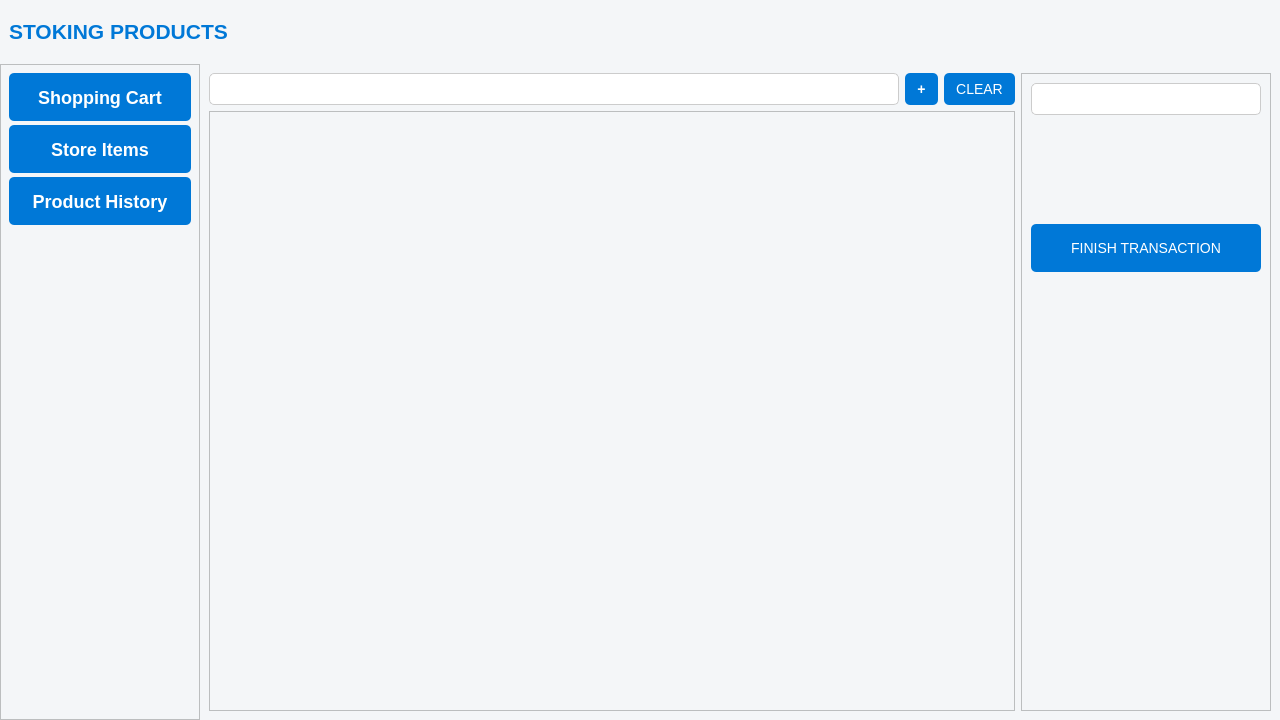
Old version of the form stoking_p.ui in the repository Meliani-Mehdi/simple_qt_sorting_app.
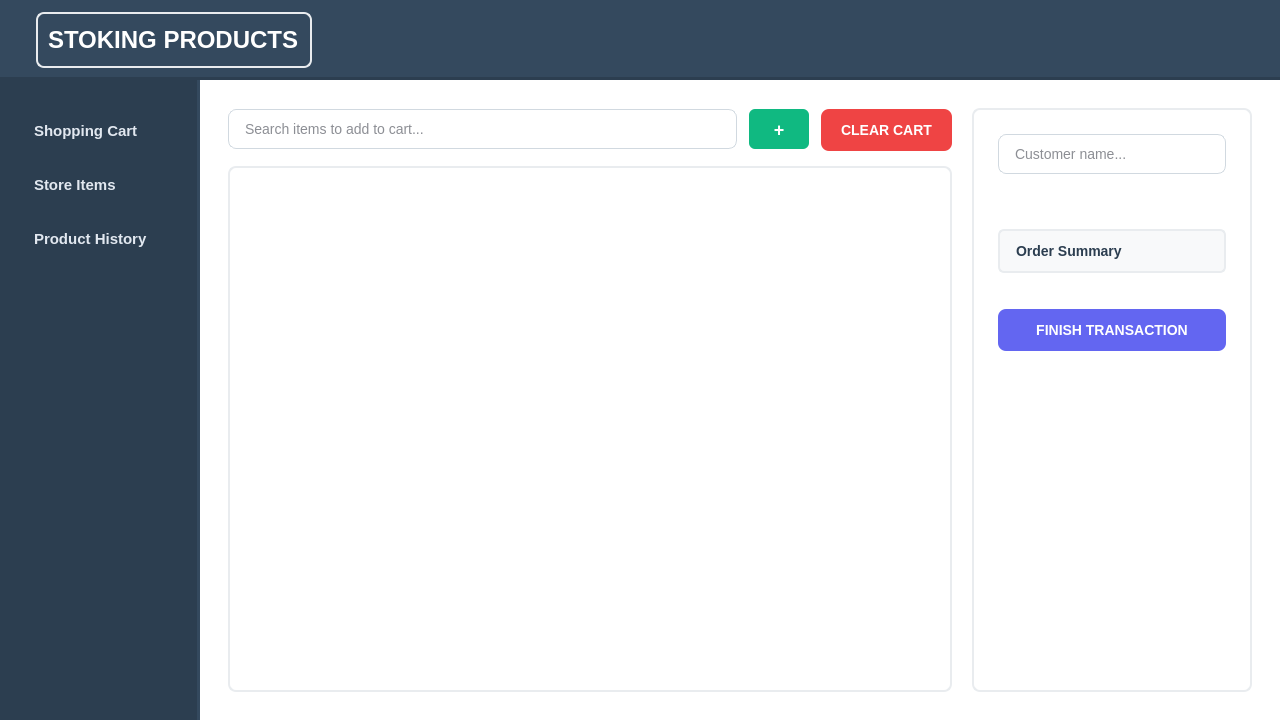
New version of the form. The open tabs and pages were chosen to show the change.

Commit message: better design.

What changed in the file:
```diff
--- a/stoking_p.ui
+++ b/stoking_p.ui
@@ -22,24 +22,33 @@
   <property name="styleSheet">
    <string notr="true">/* GENERAL */
 QWidget {
-    background-color: #f4f6f8;
-    font-family: &quot;Segoe UI&quot;, &quot;Arial&quot;;
+    background-color: #ffffff;
+    font-family: &quot;Segoe UI&quot;, &quot;Arial&quot;, sans-serif;
     font-size: 14px;
-    color: #333;
+    color: #1a1d29;
+}
+
+QMainWindow {
+    background-color: #f4f6f9;
 }
 
 /* LABELS */
 QLabel {
-    color: #222;
+    color: #1a1d29;
     font-weight: 500;
+    background: transparent;
 }
 
 /* LINE EDITS */
 QLineEdit {
-    border: 1px solid #ccc;
-    border-radius: 5px;
-    padding: 6px 8px;
-    background-color: #fff;
+    border: 1px solid #d1d9e0;
+    border-radius: 8px;
+    padding: 10px 14px;
+    background-color: #ffffff;
+    font-size: 14px;
+    color: #1a1d29;
+    selection-background-color: #6366f1;
+    selection-color: white;
 }
 QLineEdit:focus {
     border: 1px solid #0078d7;
@@ -47,11 +56,14 @@
 
 /* BUTTONS */
 QPushButton {
-    background-color: #0078d7;
+    background-color: #6366f1;
     color: white;
-    padding: 6px 12px;
+    padding: 12px 20px;
     border: none;
-    border-radius: 5px;
+    border-radius: 8px;
+    font-weight: 600;
+    font-size: 14px;
+    min-height: 18px;
 }
 QPushButton:hover {
     background-color: #005fa3;
@@ -60,41 +72,235 @@
     background-color: #004f87;
 }
 
-/* TABLES */
-QTableWidget {
-    background-color: #ffffff;
-    border: 1px solid #ccc;
-    gridline-color: #ccc;
-    selection-background-color: #d0e7ff;
-    alternate-background-color: #f9f9f9;
-}
-QHeaderView::section {
-    background-color: #e8eaec;
-    padding: 6px;
-    border: 1px solid #dcdcdc;
+/* SPECIAL BUTTON STYLES */
+QPushButton#addCartItem {
+    background-color: #10b981;
+    font-size: 18px;
     font-weight: bold;
+    min-width: 40px;
+    max-width: 40px;
+    padding: 10px;
+    border-radius: 6px;
 }
 
-/* IMAGE PREVIEW LABEL (Assumes objectName = imageLabel) */
-QLabel#imageLabel {
-    border: 1px dashed #aaa;
-    background-color: #fff;
-    min-width: 100px;
-    min-height: 100px;
+QPushButton#clearCart {
+    background-color: #ef4444;
 }
 
-/* SCROLLBARS (optional for table scrolling) */
+/* TABLES - COMPLETELY REDESIGNED */
+QTableWidget, QTableView {
+    background-color: #ffffff;
+    border: 1px solid #e5e7eb;
+    border-radius: 12px;
+    gridline-color: #f3f4f6;
+    selection-background-color: #eef2ff;
+    alternate-background-color: #f9fafb;
+    font-size: 14px;
+    outline: none;
+    show-decoration-selected: 1;
+}
+
+QTableWidget::item, QTableView::item {
+    border: none;
+    padding: 12px 8px;
+    border-bottom: 1px solid #f3f4f6;
+}
+
+QTableWidget::item:selected, QTableView::item:selected {
+    background-color: #eef2ff;
+    color: #1e40af;
+}
+
+QTableWidget::item:hover, QTableView::item:hover {
+    background-color: #f8fafc;
+}
+
+QHeaderView {
+    background-color: transparent;
+}
+
+QHeaderView::section {
+    background-color: #f8fafc;
+    padding: 12px;
+    border: none;
+    border-bottom: 2px solid #e5e7eb;
+    border-right: 1px solid #f3f4f6;
+    font-weight: 700;
+    color: #374151;
+    font-size: 15px;
+    text-transform: uppercase;
+    letter-spacing: 0.6px;
+    line-height: 20px; /* match or exceed font-size */
+}
+
+QHeaderView::section:first {
+    border-left: none;
+    border-top-left-radius: 12px;
+}
+
+QHeaderView::section:last {
+    border-right: none;
+    border-top-right-radius: 12px;
+}
+
+QHeaderView::section:hover {
+    background-color: #f1f5f9;
+}
+
+/* Table Corner Button */
+QTableWidget QTableCornerButton::section, QTableView QTableCornerButton::section {
+    background-color: #f8fafc;
+    border: none;
+    border-bottom: 2px solid #e5e7eb;
+    border-right: 1px solid #f3f4f6;
+    border-top-left-radius: 12px;
+}
+
+/* FRAMES */
+QFrame {
+    border: 2px solid #e9ecef;
+    border-radius: 8px;
+    background-color: #ffffff;
+    padding: 4px;
+}
+
+/* SCROLL AREAS */
+QScrollArea {
+    border: 2px solid #e9ecef;
+    background-color: #ffffff;
+}
+
+QScrollArea QWidget {
+    background-color: transparent;
+}
+
+/* SCROLLBARS */
 QScrollBar:vertical, QScrollBar:horizontal {
-    background: #e0e0e0;
+    background: #ecf0f1;
     border: none;
     width: 10px;
+    border-radius: 5px;
 }
 QScrollBar::handle:vertical, QScrollBar::handle:horizontal {
-    background: #aaa;
+    background: #bdc3c7;
     border-radius: 5px;
+    min-height: 20px;
 }
 QScrollBar::handle:hover {
-    background: #888;
+    background: #95a5a6;
+}
+QScrollBar::add-line, QScrollBar::sub-line {
+    border: none;
+    background: none;
+}
+
+/* SPINBOX */
+QSpinBox {
+    border: 2px solid #e9ecef;
+    border-radius: 6px;
+    padding: 8px 12px;
+    background-color: #ffffff;
+    font-size: 14px;
+    color: #2c3e50;
+}
+QSpinBox:focus {
+    border: 2px solid #3498db;
+}
+QSpinBox::up-button, QSpinBox::down-button {
+    border: none;
+    background: #ecf0f1;
+    width: 18px;
+    border-radius: 3px;
+}
+QSpinBox::up-button:hover, QSpinBox::down-button:hover {
+    background: #d5dbdb;
+}
+
+/* STACKED WIDGET */
+QStackedWidget {
+    background: transparent;
+    border: none;
+}
+
+/* SPECIFIC STYLING */
+QWidget#widget {
+    background-color: #34495e;
+    border-bottom: 3px solid #2c3e50;
+}
+
+QLabel#title_p {
+    color: #ffffff !important;
+    font-size: 22px !important;
+    font-weight: 700 !important;
+    background: transparent;
+}
+
+QScrollArea#windowButtonsHolder {
+    background-color: #2c3e50;
+    border: none;
+	border-radius: 0px;
+    border-right: 3px solid #34495e;
+}
+
+QScrollArea#windowButtonsHolder QPushButton {
+    background: transparent;
+    color: #ecf0f1;
+    border: none;
+    border-radius: 8px;
+    text-align: left;
+    padding: 12px 16px;
+    margin: 2px;
+    font-size: 14px !important;
+    font-weight: 500 !important;
+}
+
+QScrollArea#windowButtonsHolder QPushButton:hover {
+    background-color: #34495e;
+    color: #ffffff;
+}
+
+QScrollArea#windowButtonsHolder QPushButton:pressed {
+    background-color: #5d6d7e;
+}
+
+QLabel#IncertMode_lb {
+    font-size: 16px;
+    font-weight: 700;
+    color: #2c3e50;
+    background-color: #ecf0f1;
+    padding: 12px;
+    border-radius: 6px;
+    border: 2px solid #bdc3c7;
+}
+
+QLabel#summaryLabel {
+    font-size: 14px;
+    font-weight: 500;
+    color: #2c3e50;
+    background-color: #f8f9fa;
+    padding: 12px;
+    border-radius: 6px;
+    border: 2px solid #e9ecef;
+}
+
+QLabel#label {
+    font-size: 16px !important;
+    font-weight: 600 !important;
+    color: #2c3e50 !important;
+    background: transparent !important;
+}
+
+QFrame#income_btns {
+    background-color: #f8f9fa;
+}
+
+QFrame#income_btns QPushButton {
+    background-color: #3498db;
+    margin: 2px 0;
+}
+
+QFrame#income_btns QPushButton:hover {
+    background-color: #2980b9;
 }
 </string>
   </property>
@@ -120,26 +326,39 @@
       <property name="minimumSize">
        <size>
         <width>0</width>
-        <height>64</height>
+        <height>80</height>
        </size>
       </property>
       <property name="maximumSize">
        <size>
         <width>16777215</width>
-        <height>64</height>
+        <height>80</height>
        </size>
       </property>
       <layout class="QHBoxLayout" name="horizontalLayout_2">
+       <property name="leftMargin">
+        <number>24</number>
+       </property>
+       <property name="topMargin">
+        <number>0</number>
+       </property>
+       <property name="rightMargin">
+        <number>24</number>
+       </property>
+       <property name="bottomMargin">
+        <number>0</number>
+       </property>
        <item>
         <widget class="QLabel" name="title_p">
          <property name="focusPolicy">
           <enum>Qt::FocusPolicy::WheelFocus</enum>
          </property>
          <property name="styleSheet">
-          <string notr="true">font-size: 21px;
-font-weight: bold;
-color: #0078d7;
-</string>
+          <string notr="true">font-size: 24px;
+font-weight: 700;
+color: #ffffff;
+text-shadow: 0 2px 4px rgba(0, 0, 0, 0.1);
+margin: 12px;</string>
          </property>
          <property name="text">
           <string>STOKING PRODUCTS</string>
@@ -192,39 +411,39 @@
           <rect>
            <x>0</x>
            <y>0</y>
-           <width>198</width>
-           <height>652</height>
+           <width>186</width>
+           <height>624</height>
           </rect>
          </property>
          <property name="styleSheet">
           <string notr="true">QPushButton {
-font-size: 18px;
-font-weight: bold;
-color: #fff;
+font-size: 15px;
+font-weight: 600;
+color: #e2e8f0;
 }</string>
          </property>
          <layout class="QVBoxLayout" name="verticalLayout_2" stretch="0,0,0,1">
           <property name="spacing">
-           <number>4</number>
+           <number>8</number>
           </property>
           <property name="leftMargin">
-           <number>8</number>
+           <number>12</number>
           </property>
           <property name="topMargin">
-           <number>8</number>
+           <number>24</number>
           </property>
           <property name="rightMargin">
-           <number>8</number>
+           <number>12</number>
           </property>
           <property name="bottomMargin">
-           <number>8</number>
+           <number>24</number>
           </property>
           <item>
            <widget class="QPushButton" name="ShoppingCart">
             <property name="minimumSize">
              <size>
               <width>0</width>
-              <height>48</height>
+              <height>46</height>
              </size>
             </property>
             <property name="cursor">
@@ -240,7 +459,7 @@
             <property name="minimumSize">
              <size>
               <width>0</width>
-              <height>48</height>
+              <height>46</height>
              </size>
             </property>
             <property name="cursor">
@@ -256,7 +475,7 @@
             <property name="minimumSize">
              <size>
               <width>0</width>
-              <height>48</height>
+              <height>46</height>
              </size>
             </property>
             <property name="cursor">
@@ -291,38 +510,62 @@
         </property>
         <widget class="QWidget" name="shopingWindow">
          <layout class="QHBoxLayout" name="horizontalLayout_4">
+          <property name="spacing">
+           <number>20</number>
+          </property>
+          <property name="leftMargin">
+           <number>24</number>
+          </property>
+          <property name="topMargin">
+           <number>24</number>
+          </property>
+          <property name="rightMargin">
+           <number>24</number>
+          </property>
+          <property name="bottomMargin">
+           <number>24</number>
+          </property>
           <item>
            <layout class="QVBoxLayout" name="cartMainWindow">
+            <property name="spacing">
+             <number>16</number>
+            </property>
             <item>
              <layout class="QHBoxLayout" name="horizontalLayout_3">
+              <property name="spacing">
+               <number>12</number>
+              </property>
               <item>
                <widget class="QLineEdit" name="searchShop">
                 <property name="minimumSize">
                  <size>
                   <width>0</width>
-                  <height>32</height>
+                  <height>40</height>
                  </size>
                 </property>
                 <property name="maximumSize">
                  <size>
                   <width>16777215</width>
-                  <height>32</height>
+                  <height>40</height>
                  </size>
                 </property>
+                <property name="placeholderText">
+                 <string>Search items to add to cart...</string>
+                </property>
                </widget>
               </item>
               <item>
                <widget class="QPushButton" name="addCartItem">
                 <property name="minimumSize">
                  <size>
-                  <width>0</width>
-                  <height>32</height>
+                  <width>60</width>
+                  <height>38</height>
                  </size>
                 </property>
                 <property name="maximumSize">
                  <size>
-                  <width>16777215</width>
-                  <height>32</height>
+                  <width>60</width>
+                  <height>40</height>
                  </size>
                 </property>
                 <property name="font">
@@ -345,20 +588,20 @@
                 <property name="minimumSize">
                  <size>
                   <width>0</width>
-                  <height>32</height>
+                  <height>42</height>
                  </size>
                 </property>
                 <property name="maximumSize">
                  <size>
                   <width>16777215</width>
-                  <height>32</height>
+                  <height>40</height>
                  </size>
                 </property>
                 <property name="cursor">
                  <cursorShape>PointingHandCursor</cursorShape>
                 </property>
                 <property name="text">
-                 <string>CLEAR</string>
+                 <string>CLEAR CART</string>
                 </property>
                </widget>
               </item>
@@ -373,13 +616,13 @@
            <widget class="QFrame" name="transaction_window">
             <property name="minimumSize">
              <size>
-              <width>250</width>
+              <width>280</width>
               <height>0</height>
              </size>
             </property>
             <property name="maximumSize">
              <size>
-              <width>250</width>
+              <width>280</width>
               <height>16777215</height>
              </size>
             </property>
@@ -390,8 +633,27 @@
              <enum>QFrame::Shadow::Raised</enum>
             </property>
             <layout class="QVBoxLayout" name="verticalLayout_6" stretch="0,2,0,1,0,16">
+             <property name="spacing">
+              <number>16</number>
+             </property>
+             <property name="leftMargin">
+              <number>20</number>
+             </property>
+             <property name="topMargin">
+              <number>20</number>
+             </property>
+             <property name="rightMargin">
+              <number>20</number>
+             </property>
+             <property name="bottomMargin">
+              <number>20</number>
+             </property>
              <item>
-              <widget class="QLineEdit" name="transactionNameLineEdit"/>
+              <widget class="QLineEdit" name="transactionNameLineEdit">
+               <property name="placeholderText">
+                <string>Customer name...</string>
+               </property>
+              </widget>
              </item>
              <item>
               <spacer name="verticalSpacer_6">
@@ -409,7 +671,7 @@
              <item>
               <widget class="QLabel" name="summaryLabel">
                <property name="text">
-                <string/>
+                <string>Order Summary</string>
                </property>
               </widget>
              </item>
@@ -431,7 +693,7 @@
                <property name="minimumSize">
                 <size>
                  <width>0</width>
-                 <height>48</height>
+                 <height>42</height>
                 </size>
                </property>
                <property name="maximumSize">
```
Left out of the diff: 122 changed lines with no effect on the pictures. The commit also changes 3 other files.
